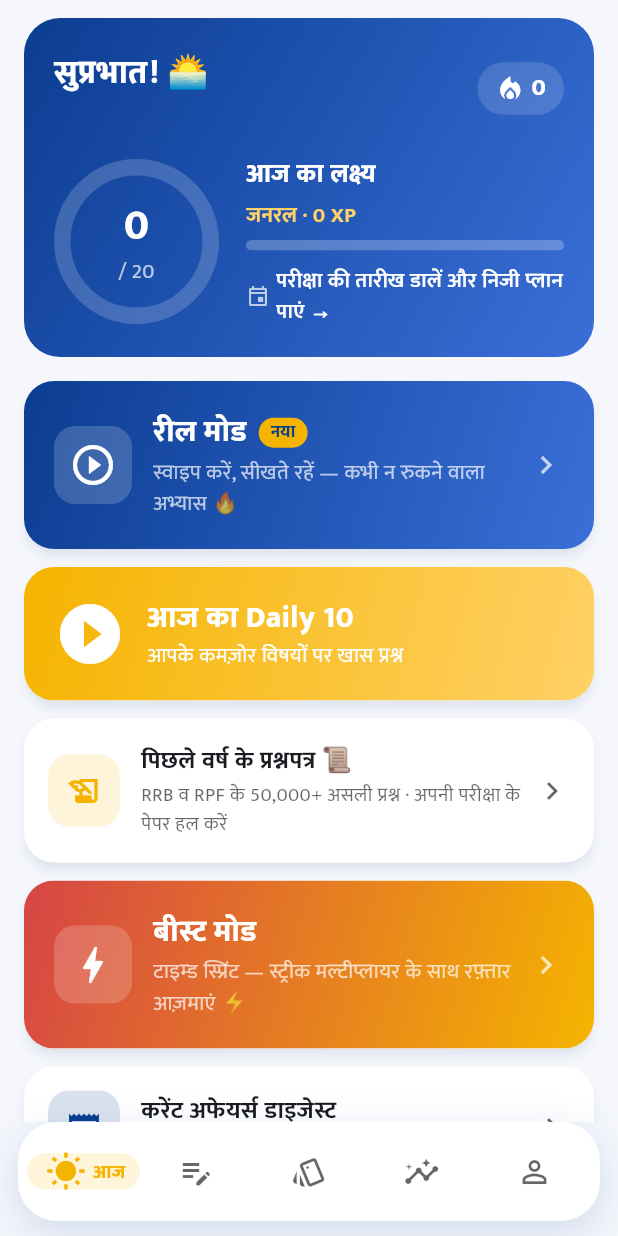
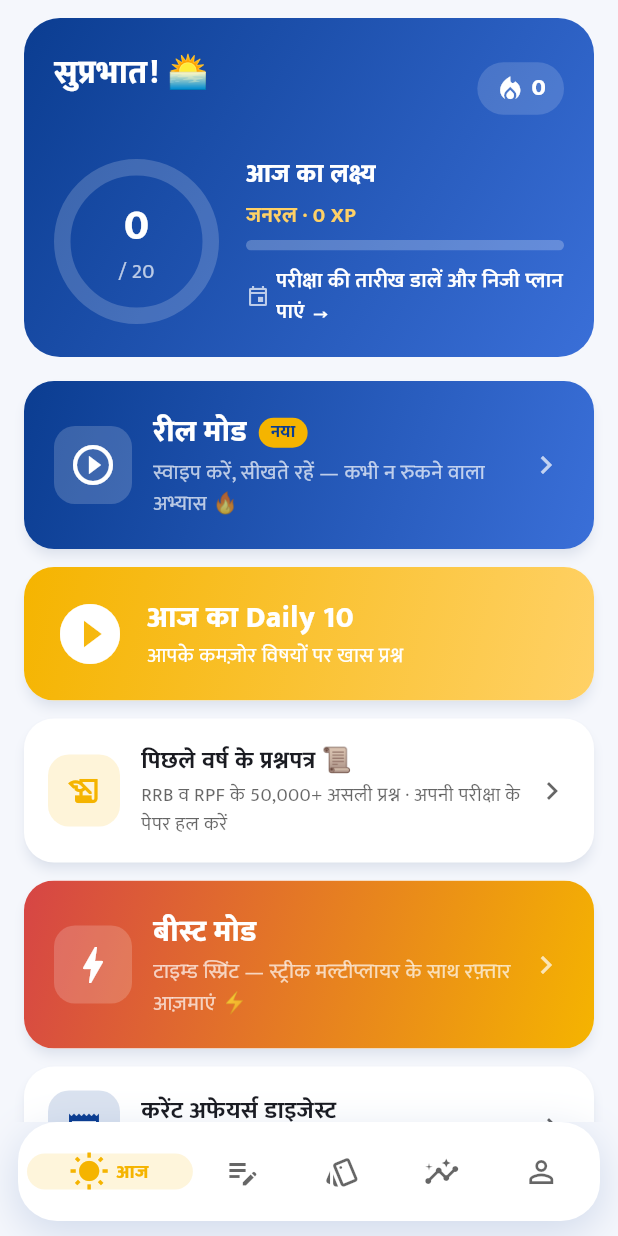
Before and after one commit to aniketbabar97-commits/MahaPariksha, a Flutter app: the HomeShell screen opened directly, on a phone screen of 412 x 824 dp. Run offline on Flutter 3.47's test engine with Material 3 defaults, Android fonts, the phone set to English and light mode, and no system bars; our stand-ins replace cloud_firestore, firebase_analytics, firebase_auth, firebase_core, flutter_local_notifications, google_mobile_ads and 5 more; accounts and stored records are empty; network calls fail; statements that could not run were skipped; project files that could hold a hidden picture were left out.

Commit message:
Fix bottom nav label overflow; delete-account page; privacy policy; Play screenshots (#42)
* Docs: delete-account page for Play, privacy policy mentions optional Google sign-in

Co-Authored-By: Claude Sonnet 5.5 <noreply@anthropic.com>
Claude-Session: https://claude.ai/code/session_01T9442ta7HcxGi7RPfPaS6U

* Play Store screenshots (night mode, captioned)

Co-Authored-By: Claude Sonnet 5.5 <noreply@anthropic.com>
Claude-Session: https://claude.ai/code/session_01T9442ta7HcxGi7RPfPaS6U

* Bottom nav: selected tab gets a wider slot, label scales to fit (no overflow)

Co-Authored-By: Claude Sonnet 5.5 <noreply@anthropic.com>
Claude-Session: https://claude.ai/code/session_01T9442ta7HcxGi7RPfPaS6U

---------

Co-authored-by: Claude <noreply@anthropic.com>

```diff
--- a/railpariksha/app/lib/widgets/bottom_nav.dart
+++ b/railpariksha/app/lib/widgets/bottom_nav.dart
@@ -74,7 +74,10 @@ class _NavButton extends StatelessWidget {
   @override
   Widget build(BuildContext context) {
     final color = selected ? BrandColors.saffron : Theme.of(context).hintColor;
+    // The selected tab gets a wider slot so its label fits inside the pill instead of spilling out
+    // (a fifth of a 360dp phone is only ~65dp, too narrow for icon + "Practice" / "Progress").
     return Expanded(
+      flex: selected ? 5 : 3,
       child: Semantics(
         button: true,
         selected: selected,
@@ -86,7 +89,7 @@ class _NavButton extends StatelessWidget {
             duration: const Duration(milliseconds: 280),
             curve: Curves.easeOutCubic,
             margin: const EdgeInsets.symmetric(vertical: 8),
-            padding: EdgeInsets.symmetric(horizontal: selected ? 14 : 8),
+            padding: EdgeInsets.symmetric(horizontal: selected ? 10 : 4),
             decoration: BoxDecoration(
               color: selected ? BrandColors.saffron.withValues(alpha: 0.14) : Colors.transparent,
               borderRadius: BorderRadius.circular(18),
@@ -98,17 +101,24 @@ class _NavButton extends StatelessWidget {
                 curve: Curves.elasticOut,
                 child: Icon(selected ? item.selectedIcon : item.icon, color: color, size: 24),
               ),
-              AnimatedSize(
+              Flexible(
+                child: AnimatedSize(
                   duration: const Duration(milliseconds: 220),
                   curve: Curves.easeOutCubic,
+                  alignment: Alignment.centerLeft,
                   child: selected
                       ? Padding(
                           padding: const EdgeInsets.only(left: 6),
+                          // Shrinks (never clips or overflows) for long labels or large text sizes.
+                          child: FittedBox(
+                            fit: BoxFit.scaleDown,
                             child: Text(item.label,
-                            style: TextStyle(color: color, fontWeight: FontWeight.w800, fontSize: 12.5),
-                            overflow: TextOverflow.ellipsis),
+                                maxLines: 1,
+                                style: TextStyle(color: color, fontWeight: FontWeight.w800, fontSize: 12.5)),
+                          ),
                         )
                       : const SizedBox(width: 0, height: 0),
+                ),
               ),
             ]),
           ),
```
Also changed, not shown: 7 other files. Lines whose indentation alone changed are shown as unchanged.
